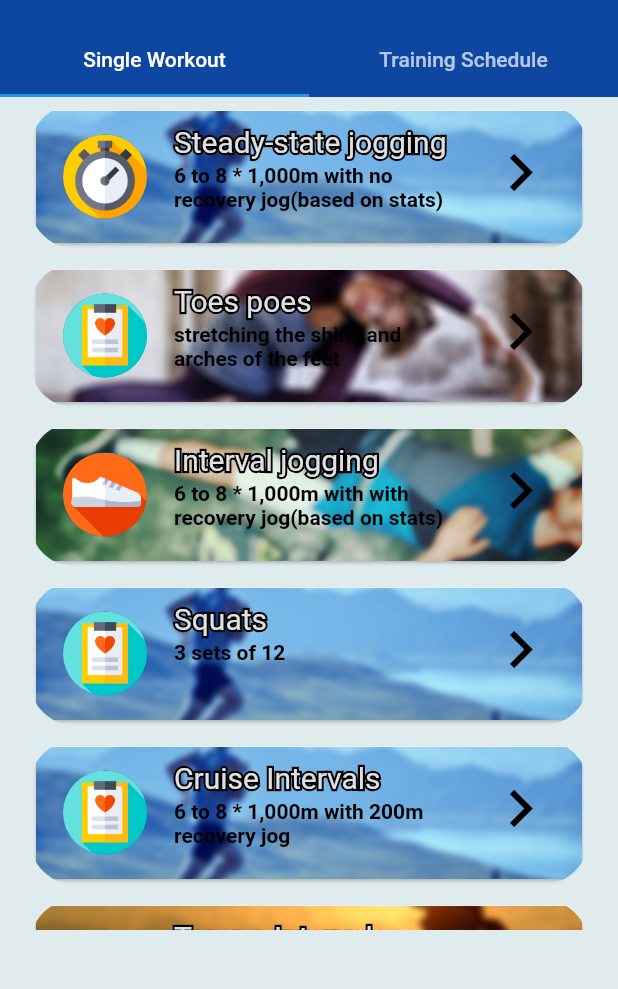
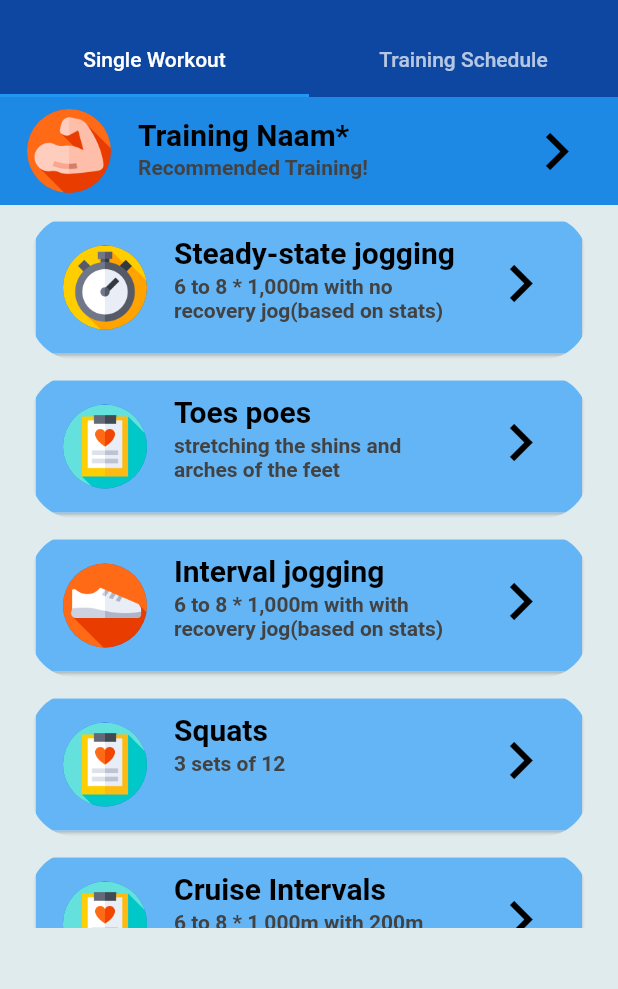
Before and after one commit to EnnyGit/PRJD-ClassF-Team4, a Flutter app: the ChooseTraining screen opened by its route, on a phone screen of 412 x 824 dp, the part 59-1048 px from its top. Run offline on Flutter 3.47's test engine with Material 2 defaults, Android fonts, the phone set to English and light mode, and no system bars; our stand-ins replace fl_chart, flutter_spinkit; network calls fail; statements that could not run were skipped.

Commit message:
Added ActivityLevel, reccomended training

```diff
--- a/app-prototype/lib/pages/home.dart
+++ b/app-prototype/lib/pages/home.dart
@@ -99,8 +99,8 @@ class _HomeState extends State<Home> {
                 children: <Widget>[
                   StatBar(statData: data['endurance'], color: Colors.green),
                   StatText(statText: 'Endurance'),
-                  StatBar(statData: data['sleep'], color: Colors.purple,),
-                  StatText(statText: 'Sleep'),
+                  StatBar(statData: data['activity'], color: Colors.purple,),
+                  StatText(statText: 'Activity'),
                   StatBar(statData: data['speed'], color: Colors.amber,),
                   StatText(statText: 'Speed')
                   ],
--- a/app-prototype/lib/pages/loading.dart
+++ b/app-prototype/lib/pages/loading.dart
@@ -19,13 +19,15 @@ class _LoadingState extends State<Loading> {
     fitbitApi.getEndurance();
     await fitbitApi.getSpeed();
     await fitbitApi.getSleepScore();
+    await fitbitApi.getAmountOfRuns();
 
     Navigator.pushReplacementNamed(context, '/home', arguments: {
       'endurance': fitbitApi.endurance,
       'speed': fitbitApi.speed,
       'sleep': fitbitApi.sleepScore,
       'level': ((fitbitApi.endurance * 0.4 )+ (fitbitApi.speed * 0.4) + (fitbitApi.sleepScore * 0.2)),
-      'displayName': fitbitApi.displayName
+      'displayName': fitbitApi.displayName,
+      'activity': fitbitApi.activityLevel
     });
   }
 
--- a/app-prototype/lib/pages/singleworkouts.dart
+++ b/app-prototype/lib/pages/singleworkouts.dart
@@ -121,7 +121,49 @@ class SingleWorkouts extends StatelessWidget {
       child: Column(
         children: [
           Container(
-            height: 555,
+            height: 74,
+            child: Column(
+              children: [
+                ListTile(
+                  tileColor: Colors.blue[600],
+                  leading: CircleAvatar(
+                    backgroundImage: AssetImage('assets/muscle.png'),
+                    radius: 30,
+                  ),
+                  title: Text(
+                    'Training Naam*',
+                    style: TextStyle(
+                      fontWeight: FontWeight.bold,
+                      color: Colors.black,
+                      fontSize: 20
+                    ),
+                  ),
+                  subtitle: Text(
+                    'Recommended Training!',
+                    style: TextStyle(
+                      fontWeight: FontWeight.bold,
+                      color: Colors.grey[800],
+                    ),
+                  ),
+                  trailing: Icon(
+                    Icons.navigate_next,
+                    size: 50,
+                    color: Colors.black,
+                  ),
+                  isThreeLine: false,
+                  onTap: () {
+                    Navigator.push(
+                      context,
+                      MaterialPageRoute(builder: (context) => WorkoutPage(training: trainings[4],))
+                    );
+                  },
+                ),
+              ],
+            )
+          ),
+          Container(
+            //455
+            height: 480,
             child: ListView.builder(
               itemCount: trainings.length,
               itemBuilder: (context, index){
@@ -132,28 +174,26 @@ class SingleWorkouts extends StatelessWidget {
                       child: Card(
                       child: Container(
                         decoration: BoxDecoration(
-                          image: DecorationImage(
-                            fit: BoxFit.cover,
-                            image: AssetImage(
-                              trainings[index].image,
-                            ),
-                          ),
+                          color: Colors.blue[300],
                         ),
                         child: ListTile(
                           leading: CircleAvatar(
                             backgroundImage: AssetImage(trainings[index].icon),
                             radius: 30,
                           ),
-                          title: BorderAndStrokeText(
-                            text: trainings[index].name,
-                            fontSize: 20,
-                            strokeWidth: 3,
+                          title: Text(
+                            trainings[index].name,
+                            style: TextStyle(
+                              fontWeight: FontWeight.bold,
+                              color: Colors.black,
+                              fontSize: 20
+                            ),
                           ),
                           subtitle: Text(
                             trainings[index].details,
                             style: TextStyle(
                               fontWeight: FontWeight.bold,
-                              color: Colors.black,
+                              color: Colors.grey[800],
                             ),
                           ),
                           trailing: Icon(
--- a/app-prototype/pubspec.yaml
+++ b/app-prototype/pubspec.yaml
@@ -27,6 +27,7 @@ dependencies:
   flutter_spinkit: ^5.0.0
   show_more_text_popup: ^0.2.0
   fl_chart: ^0.35.0
+  intl: ^0.17.0
 
   # The following adds the Cupertino Icons font to your application.
   # Use with the CupertinoIcons class for iOS style icons.
```
Also changed, not shown: app-prototype/lib/pages/weeklyworkouts.dart (+51 -12 lines), app-prototype/lib/services/API_intergration.dart (+38 -3 lines), app-prototype/pubspec.lock.
